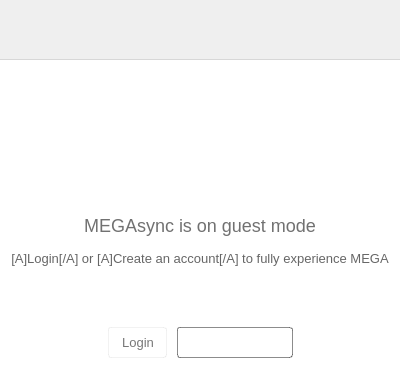
First picture: the form in src/MEGASync/gui/win/GuestWidget.ui, repository meganz/MEGAsync, before the edit.
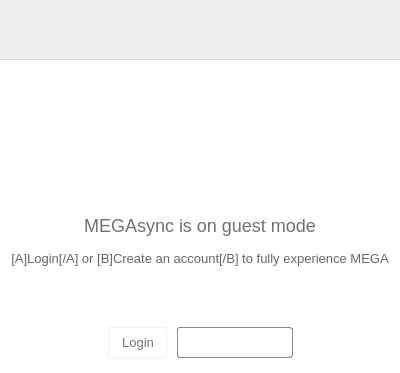
Second picture: the form after the edit. Icons and pictures are not drawn.

Patch:
```diff
--- a/src/MEGASync/gui/win/GuestWidget.ui
+++ b/src/MEGASync/gui/win/GuestWidget.ui
@@ -384,7 +384,7 @@
       <item>
        <widget class="QLabel" name="lDescLogin">
         <property name="text">
-         <string>[A]Login[/A] or [A]Create an account[/A] to fully experience MEGA</string>
+         <string>[A]Login[/A] or [B]Create an account[/B] to fully experience MEGA</string>
         </property>
         <property name="alignment">
          <set>Qt::AlignCenter</set>
```
